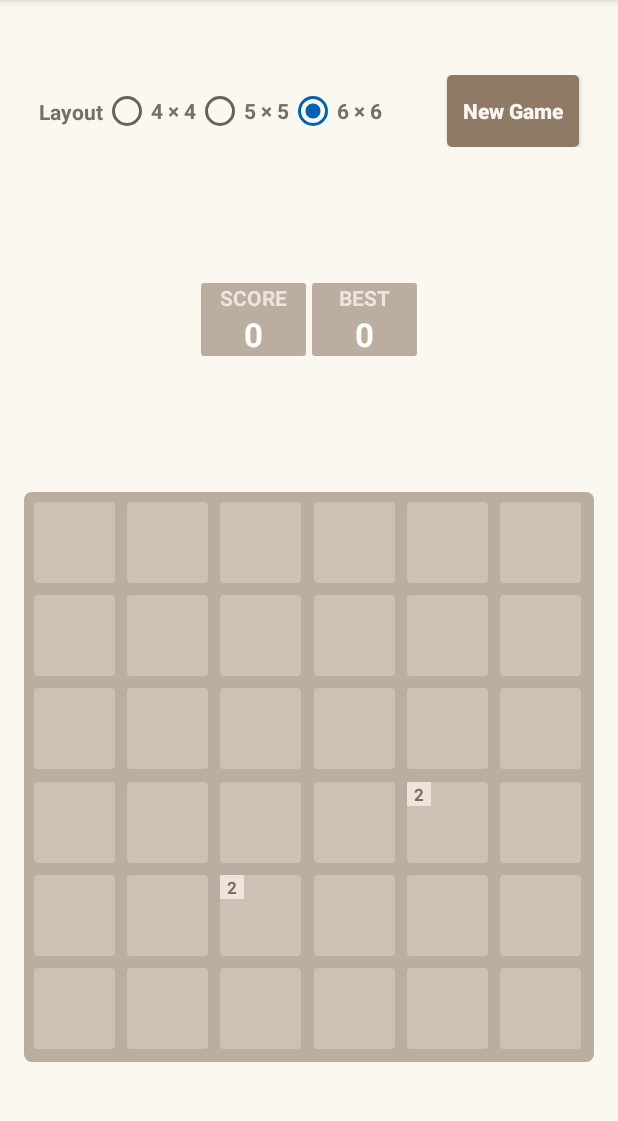
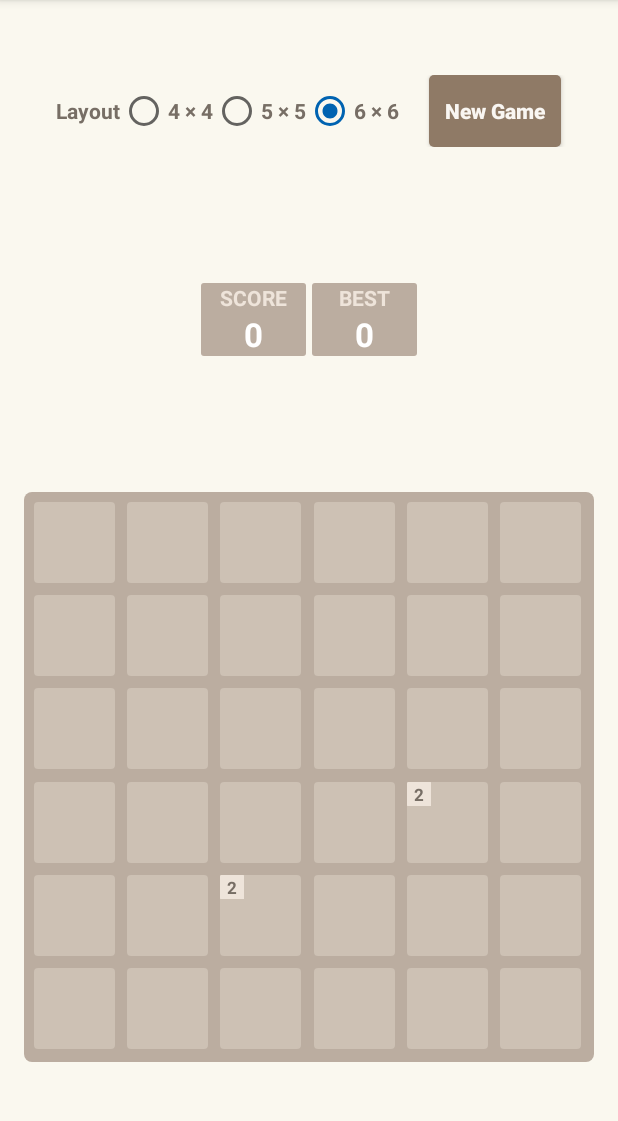
Before and after one commit to Hydr10n/Game-2048-for-Android, an Android app: the screen it shows after launch (MainActivity), after a tap on "New Game", on a phone screen of 412 x 824 dp, the part 84-1205 px from its top. Run offline under Robolectric (Android 15) with nearby library versions, the phone set to English and light mode, and no system bars; our stand-ins replace data binding; 2 statements that could not run were skipped; 3 other taps on this screen came first.

```diff
--- a/app/src/main/java/com/hydr10n/game2048/MainActivity.java
+++ b/app/src/main/java/com/hydr10n/game2048/MainActivity.java
@@ -1,6 +1,6 @@
 /*
  * Project: Game 2048
- * Last Modified: 6/22/20 11:13 PM
+ * Last Modified: 6/26/20 2:42 PM
  *
  * Copyright (C) 2020 Programmer-Yang_Xun@outlook.com. All Rights Reserved.
  * Welcome to visit https://GitHub.com/Hydr10n
@@ -73,21 +73,25 @@ public class MainActivity extends AppCompatActivity {
             @Override
             public void onSwipeLeft() {
                 moveTiles(Direction.Left);
+                saveGameProgress();
             }
 
             @Override
             public void onSwipeUp() {
                 moveTiles(Direction.Up);
+                saveGameProgress();
             }
 
             @Override
             public void onSwipeRight() {
                 moveTiles(Direction.Right);
+                saveGameProgress();
             }
 
             @Override
             public void onSwipeDown() {
                 moveTiles(Direction.Down);
+                saveGameProgress();
             }
         });
     }
@@ -157,6 +161,7 @@ public class MainActivity extends AppCompatActivity {
     }
 
     public void newGameButton_onClick(View view) {
+        saveGameProgress();
         startNewGame();
     }
 
@@ -252,10 +257,10 @@ public class MainActivity extends AppCompatActivity {
         return true;
     }
 
-    private void saveGameProgress(boolean reset) {
+    private void saveGameProgress() {
         int score = 0;
         int[][] tilesValues = null;
-        if (!reset) {
+        if (viewModel.getGameState() == GameState.Started) {
             score = viewModel.getScore();
             tilesValues = new int[tilesCountPerSide][tilesCountPerSide];
             for (int i = 0; i < tilesCountPerSide; i++)
@@ -264,6 +269,7 @@ public class MainActivity extends AppCompatActivity {
                         tilesValues[i][j] = tiles[i][j].getValue();
         }
         gameSave.saveData(GAME_SAVE_KEYS[gameSaveKeyIndex][GAME_SAVE_KEY_SCORE_INDEX], score);
+        gameSave.saveData(GAME_SAVE_KEYS[gameSaveKeyIndex][GAME_SAVE_KEY_BEST_SCORE_INDEX], Math.max(score, viewModel.getBestScore()));
         gameSave.saveData(GAME_SAVE_KEYS[gameSaveKeyIndex][GAME_SAVE_KEY_TILES_VALUES_INDEX], tilesValues);
     }
 
@@ -349,17 +355,12 @@ public class MainActivity extends AppCompatActivity {
             return;
         if (won) {
             viewModel.setGameState(GameState.Won);
-            saveGameProgress(true);
             return;
         }
         if (count < tilesCountPerSide)
             addRandomTile();
-        if (count >= tilesCountPerSide - 1 && isGameOver()) {
+        if (count >= tilesCountPerSide - 1 && isGameOver())
             viewModel.setGameState(GameState.Over);
-            saveGameProgress(true);
-            return;
-        }
-        saveGameProgress(false);
     }
 
     private boolean initializeGameLayout() {
@@ -384,6 +385,5 @@ public class MainActivity extends AppCompatActivity {
         addRandomTile();
         viewModel.setScore(0);
         viewModel.setGameState(GameState.Started);
-        saveGameProgress(true);
     }
 }
--- a/app/src/main/res/layout/activity_main.xml
+++ b/app/src/main/res/layout/activity_main.xml
@@ -2,7 +2,7 @@
 
 <!--
   ~ Project: Game 2048
-  ~ Last Modified: 6/22/20 11:13 PM
+  ~ Last Modified: 6/26/20 2:42 PM
   ~
   ~ Copyright (C) 2020 Programmer-Yang_Xun@outlook.com. All Rights Reserved.
   ~ Welcome to visit https://GitHub.com/Hydr10n
@@ -30,12 +30,14 @@
         android:layout_height="match_parent"
         tools:context=".MainActivity">
 
-        <androidx.constraintlayout.widget.ConstraintLayout
+        <LinearLayout
             android:id="@+id/constraintLayout"
             android:layout_width="match_parent"
             android:layout_height="wrap_content"
             android:layout_marginHorizontal="@dimen/default_margin"
             android:layout_marginTop="50dp"
+            android:orientation="horizontal"
+            android:gravity="center"
             app:layout_constraintEnd_toEndOf="parent"
             app:layout_constraintStart_toStartOf="parent"
             app:layout_constraintTop_toTopOf="parent">
@@ -92,6 +94,7 @@
             <Button
                 android:layout_width="wrap_content"
                 android:layout_height="wrap_content"
+                android:layout_marginStart="20dp"
                 android:layout_marginEnd="10dp"
                 android:background="@drawable/rounded_corner_newgame"
                 android:enabled="@{viewModel.layoutReady}"
@@ -103,7 +106,7 @@
                 app:layout_constraintBottom_toBottomOf="parent"
                 app:layout_constraintEnd_toEndOf="parent"
                 app:layout_constraintTop_toTopOf="parent" />
-        </androidx.constraintlayout.widget.ConstraintLayout>
+        </LinearLayout>
 
         <LinearLayout
             android:id="@+id/constraintLayout2"
```
